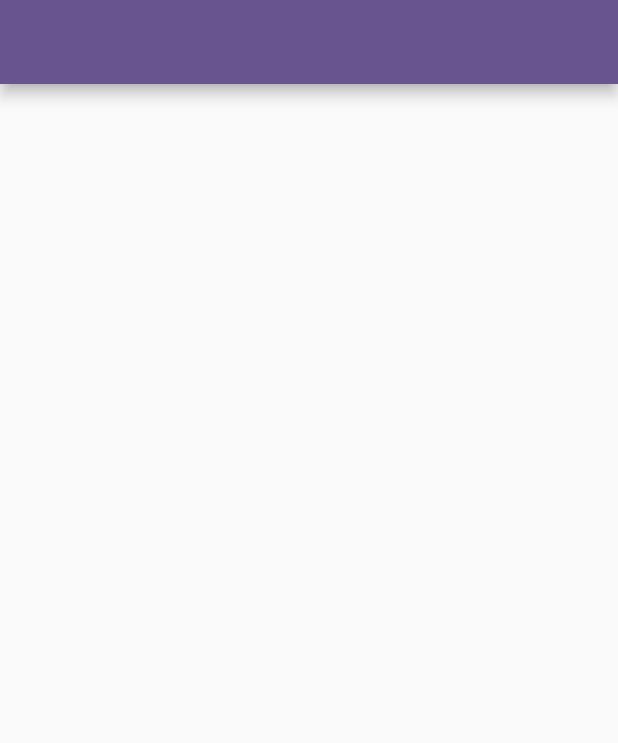
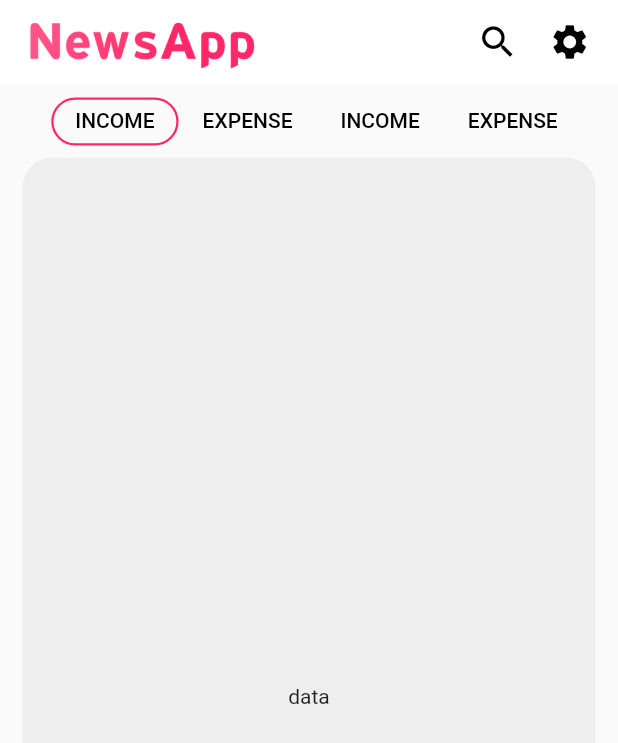
Before and after one commit to unaismnr/news-app, a Flutter app: the screen it shows after launch, on a phone screen of 412 x 824 dp. Shown: the top 743 px of the screen. Run offline on Flutter 3.47's test engine with Material 3 defaults, Android fonts, the phone set to English and light mode, and no system bars.

Commit message:
home ui appbar and tabbar added

```diff
--- a/lib/main.dart
+++ b/lib/main.dart
@@ -1,4 +1,5 @@
 import 'package:flutter/material.dart';
+import 'package:news_app/utils/color_consts.dart';
 import 'package:news_app/view/home/screen_home.dart';
 
 void main() {
@@ -11,9 +12,11 @@ class MyApp extends StatelessWidget {
   @override
   Widget build(BuildContext context) {
     return MaterialApp(
-      title: 'Flutter Demo',
+      title: 'News App',
       theme: ThemeData(
-        colorScheme: ColorScheme.fromSeed(seedColor: Colors.deepPurple),
+        colorScheme: ColorScheme.fromSeed(
+          seedColor: kMainColor,
+        ),
         useMaterial3: false,
       ),
       home: const ScreenHome(),
--- a/lib/utils/color_consts.dart
+++ b/lib/utils/color_consts.dart
@@ -0,0 +1,5 @@
+import 'package:flutter/material.dart';
+
+const Color kMainColor = Color(0xFFFF2768);
+const Color kWhiteColor = Colors.white;
+const Color kBlackColor = Colors.black;
--- /dev/null
+++ b/lib/view/common/news_list_widget.dart
@@ -0,0 +1,47 @@
+import 'package:flutter/material.dart';
+import 'package:news_app/utils/color_consts.dart';
+
+Widget songsListWidget(
+  String title,
+  String description,
+  VoidCallback butttonOnpPress,
+  int itemCount,
+  VoidCallback onTap,
+) {
+  return ListView.separated(
+    itemBuilder: (context, index) => ListTile(
+      leading: const CircleAvatar(
+        radius: 20,
+        backgroundColor: kMainColor,
+      ),
+      title: Column(
+        crossAxisAlignment: CrossAxisAlignment.start,
+        children: [
+          Text(
+            title,
+            style: const TextStyle(
+              fontSize: 16,
+              fontWeight: FontWeight.w600,
+            ),
+          ),
+          Text(
+            description,
+            style: const TextStyle(fontSize: 14),
+          ),
+        ],
+      ),
+      trailing: IconButton(
+        onPressed: butttonOnpPress,
+        icon: const Icon(
+          Icons.more_vert,
+        ),
+      ),
+      onTap: onTap,
+    ),
+    separatorBuilder: (context, index) => Divider(
+      indent: 72,
+      color: Theme.of(context).colorScheme.secondary,
+    ),
+    itemCount: itemCount,
+  );
+}
--- a/lib/view/home/screen_home.dart
+++ b/lib/view/home/screen_home.dart
@@ -1,12 +1,116 @@
 import 'package:flutter/material.dart';
+import 'package:news_app/utils/color_consts.dart';
 
-class ScreenHome extends StatelessWidget {
+class ScreenHome extends StatefulWidget {
   const ScreenHome({super.key});
+
+  @override
+  State<ScreenHome> createState() => _ScreenHomeState();
+}
+
+class _ScreenHomeState extends State<ScreenHome> with TickerProviderStateMixin {
+  late TabController _tabController;
+
+  @override
+  void initState() {
+    _tabController = TabController(length: 4, vsync: this);
+    super.initState();
+  }
 
   @override
   Widget build(BuildContext context) {
     return Scaffold(
-      appBar: AppBar(),
+      appBar: _homeAppBar(context),
+      body: Column(
+        children: [
+          Padding(
+            padding: const EdgeInsets.only(left: 10, top: 1),
+            child: TabBar(
+              indicatorColor: kMainColor,
+              isScrollable: true,
+              tabAlignment: TabAlignment.start,
+              indicator: BoxDecoration(
+                border: Border.all(
+                  color: kMainColor,
+                  width: 1.5,
+                ),
+                borderRadius: BorderRadius.circular(30),
+              ),
+              indicatorPadding:
+                  const EdgeInsets.symmetric(horizontal: 0, vertical: 8),
+              // labelPadding: const EdgeInsets.symmetric(horizontal: 30),
+              overlayColor: const MaterialStatePropertyAll(
+                Colors.transparent,
+              ),
+              dividerColor: Colors.transparent,
+              labelColor: kBlackColor,
+              unselectedLabelColor: kBlackColor,
+              controller: _tabController,
+              tabs: const [
+                Tab(text: 'INCOME'),
+                Tab(text: 'EXPENSE'),
+                Tab(text: 'INCOME'),
+                Tab(text: 'EXPENSE'),
+              ],
+            ),
+          ),
+          Expanded(
+            child: Container(
+              height: MediaQuery.of(context).size.height,
+              width: MediaQuery.of(context).size.width,
+              margin: const EdgeInsets.symmetric(
+                horizontal: 15,
+              ),
+              decoration: BoxDecoration(
+                borderRadius: const BorderRadius.only(
+                  topLeft: Radius.circular(20),
+                  topRight: Radius.circular(20),
+                ),
+                color: Colors.grey.shade200,
+              ),
+              child: TabBarView(
+                controller: _tabController,
+                children: const [
+                  Center(child: Text('data')),
+                  Center(child: Text('data')),
+                  Center(child: Text('data')),
+                  Center(child: Text('data')),
+                ],
+              ),
+            ),
+          ),
+        ],
+      ),
     );
   }
 }
+
+AppBar _homeAppBar(BuildContext context) {
+  return AppBar(
+    iconTheme: const IconThemeData(color: kBlackColor),
+    backgroundColor: kWhiteColor,
+    elevation: 0,
+    title: Image.asset(
+      'assets/news-app-logos.png',
+      height: MediaQuery.of(context).size.height * 0.07,
+      width: MediaQuery.of(context).size.width * 0.38,
+    ),
+    actions: [
+      IconButton(
+        onPressed: () {},
+        icon: const Icon(
+          Icons.search,
+          size: 28,
+        ),
+      ),
+      IconButton(
+        onPressed: () {},
+        icon: const Icon(
+          Icons.settings,
+          size: 28,
+        ),
+      ),
+      SizedBox(width: MediaQuery.of(context).size.width * 0.02)
+    ],
+  );
+}
--- a/pubspec.yaml
+++ b/pubspec.yaml
@@ -63,8 +63,8 @@ flutter:
   uses-material-design: true
 
   # To add assets to your application, add an assets section, like this:
-  # assets:
-  #   - images/a_dot_burr.jpeg
+  assets:
+    - assets/
   #   - images/a_dot_ham.jpeg
 
   # An image asset can refer to one or more resolution-specific "variants", see
```
Also changed, not shown: assets/breaking-news-logo.png (added), assets/breaking-news-logo.png.png (added), assets/news-app-logo.png (added), assets/news-app-logos.png (added).
